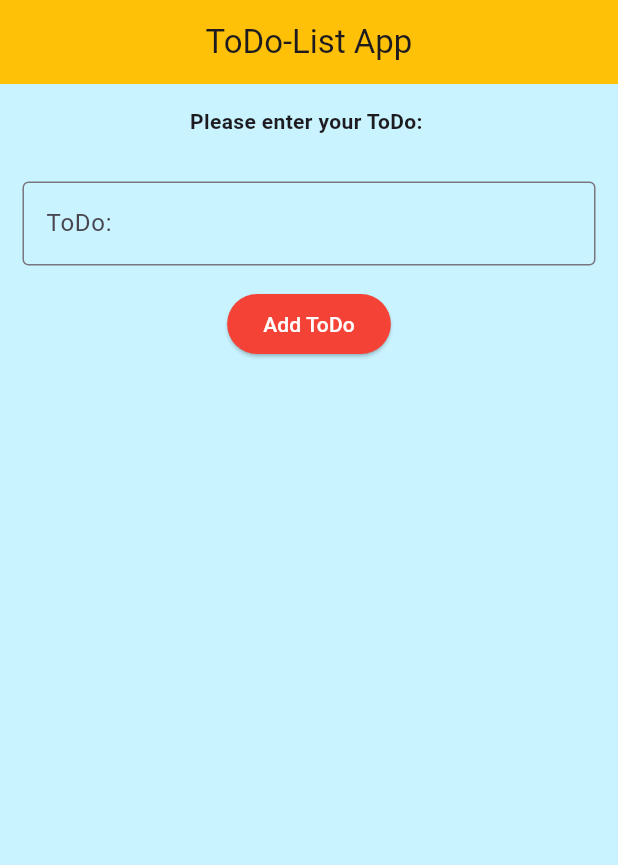
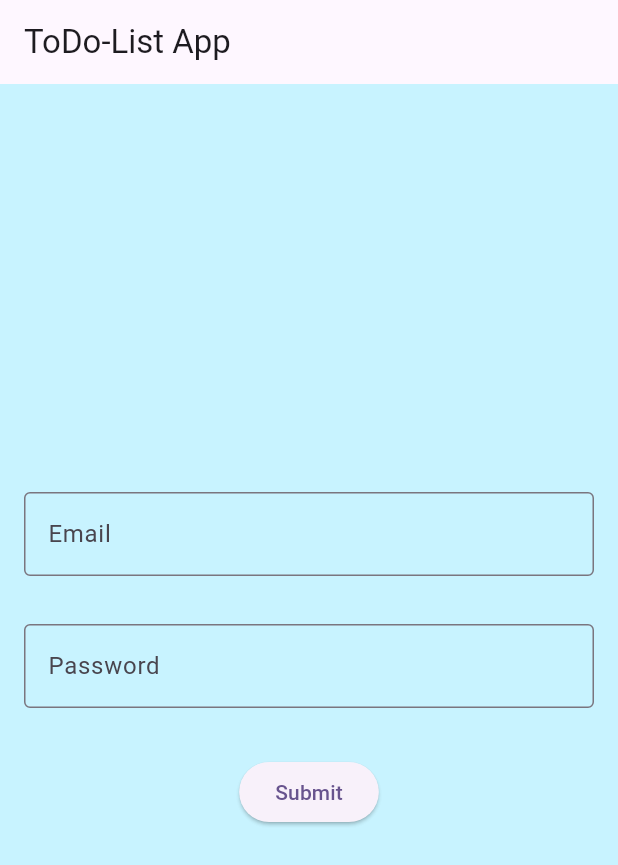
Before and after one commit to AndlKais/MADV, a Flutter app: the screen it shows after launch, on a phone screen of 412 x 824 dp. Shown: the top 865 px of the screen. Run offline on Flutter 3.47's test engine with Material 3 defaults, Android fonts, the phone set to English and light mode, and no system bars; our stand-ins replace cloud_firestore, firebase_core, get; accounts and stored records are empty.

Commit message:
Zwischenstand 30012024

```diff
--- a/todo_app/lib/presentation/app.dart
+++ b/todo_app/lib/presentation/app.dart
@@ -1,7 +1,7 @@
 import 'package:flutter/material.dart';
 import 'package:todo_app/infrastructure/todoItem_repository.dart';
 import 'package:todo_app/presentation/todoHomepage/todo_homepage_controller.dart';
-import 'todoHomepage/todo_homepage.dart';
+import 'package:todo_app/presentation/todoHomepage/todo_login.dart';
 import 'package:get/get.dart';
 
 class App extends StatelessWidget {
@@ -19,7 +19,7 @@ class App extends StatelessWidget {
         colorScheme: ColorScheme.fromSeed(seedColor: Colors.deepPurple),
         useMaterial3: true,
       ),
-      home: TodoHomepage(title: 'ToDo-App'),
+      home: TodoLogin(title: 'ToDo-Login'),
       debugShowCheckedModeBanner: false,
     );
   }
--- /dev/null
+++ b/todo_app/lib/presentation/login/login.dart
@@ -0,0 +1,90 @@
+import 'package:flutter/material.dart';
+import 'package:get/get.dart';
+import 'package:todo_app/presentation/todoHomepage/todo_homepage.dart';
+import 'package:todo_app/presentation/todoHomepage/todo_login_controller.dart';
+
+
+class Login extends GetView<TodoLoginController> {
+
+  final _formKey = GlobalKey<FormState>();
+  final TextEditingController emailController = TextEditingController();
+  final TextEditingController passwordController = TextEditingController();
+
+  Login({super.key});
+
+  @override
+  Widget build(BuildContext context) {
+    return Form(
+      key: _formKey,
+      child: Padding(
+        padding: const EdgeInsets.symmetric(horizontal: 8, vertical: 16),
+        child: Column(
+          crossAxisAlignment: CrossAxisAlignment.center,
+          children: [
+            Padding(
+              padding:
+              const EdgeInsets.symmetric(horizontal: 8, vertical: 16),
+              child: TextFormField(
+                controller: emailController,
+                decoration: const InputDecoration(
+                    border: OutlineInputBorder(), labelText: "Email"),
+                validator: (value) {
+                  if (value == null || value.isEmpty) {
+                    return 'Please enter your email';
+                  }
+                  return null;
+                },
+              ),
+            ),
+            Padding(
+              padding:
+              const EdgeInsets.symmetric(horizontal: 8, vertical: 16),
+              child: TextFormField(
+                controller: passwordController,
+                obscureText: true,
+                decoration: const InputDecoration(
+                    border: OutlineInputBorder(), labelText: "Password"),
+                validator: (value) {
+                  if (value == null || value.isEmpty) {
+                    return 'Please enter your password';
+                  }
+                  return null;
+                },
+              ),
+            ),
+            Padding(
+              padding:
+              const EdgeInsets.symmetric(horizontal: 8, vertical: 16.0),
+              child: Center(
+                child: ElevatedButton(
+                  onPressed: () {
+                    if (_formKey.currentState!.validate()) {
+                      if (emailController.text == "max.mustermann@gmail.com" &&
+                          passwordController.text == "123456") {
+                        Navigator.push(
+                          context,
+                          MaterialPageRoute(
+                              builder: (context) => TodoHomepage()
+                        ));
+                      } else {
+                        ScaffoldMessenger.of(context).showSnackBar(
+                          const SnackBar(
+                              content: Text('E-Mail Adresse oder Passwort falsch')),
+                        );
+                      }
+                    } else {
+                      ScaffoldMessenger.of(context).showSnackBar(
+                        const SnackBar(content: Text('E-Mail Adresse oder Passwort wurde nicht gesetzt')),
+                      );
+                    }
+                  },
+                  child: const Text('Submit'),
+                ),
+              ),
+            ),
+          ],
+        ),
+      ),
+    );
+  }
+}
--- a/todo_app/lib/presentation/todoHomepage/todo_homepage.dart
+++ b/todo_app/lib/presentation/todoHomepage/todo_homepage.dart
@@ -1,17 +1,13 @@
-import 'dart:developer';
-
 import 'package:flutter/material.dart';
 import 'package:get/get.dart';
-import 'package:todo_app/infrastructure/todo_item.dart';
-import 'package:todo_app/infrastructure/todoItem_repository.dart';
 import 'package:todo_app/presentation/todoItem/new_todo_item.dart';
 import 'package:todo_app/presentation/todoList/todo_input.dart';
 import 'package:todo_app/presentation/todoHomepage/todo_homepage_controller.dart';
 
 class TodoHomepage extends GetView<TodoHomepageController> {
-  final String title;
 
-  TodoHomepage({super.key, required this.title});
+
+  TodoHomepage({super.key});
 
   //final todoItemRepository = TodoItemRepository();
 
--- /dev/null
+++ b/todo_app/lib/presentation/todoHomepage/todo_login.dart
@@ -0,0 +1,29 @@
+import 'package:flutter/material.dart';
+import 'package:get/get_state_manager/src/simple/get_view.dart';
+import 'package:todo_app/presentation/login/login.dart';
+import 'package:todo_app/presentation/todoHomepage/todo_login_controller.dart';
+
+class TodoLogin extends GetView<TodoLoginController> {
+
+  final String title;
+
+  const TodoLogin({super.key, required this.title});
+
+  @override
+  Widget build(BuildContext context) {
+    return Scaffold(
+      appBar: AppBar(
+        title:  const Text("ToDo-List App"),
+      ),
+      body: Center(
+        child: Column(
+            mainAxisAlignment: MainAxisAlignment.center,
+            children: [
+            Login()
+            ],
+        ),
+      )
+
+    );
+  }
+}
--- /dev/null
+++ b/todo_app/lib/presentation/todoHomepage/todo_login_controller.dart
@@ -0,0 +1,5 @@
+import 'package:get/get_state_manager/src/simple/get_controllers.dart';
+
+class TodoLoginController extends GetxController {
+
+}
```
Also changed, not shown: todo_app/lib/infrastructure/todoItem_repository.dart (+7 -3 lines), todo_app/lib/firebase_options.dart (added), 5 other files.
